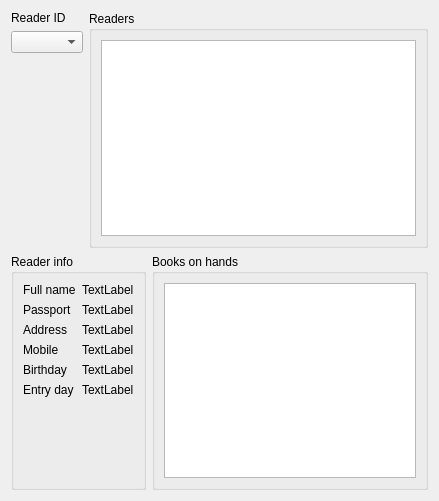
This is readerinfowidget.ui in neshchereto/Library_management as Qt 5 draws it before an edit. The edited form follows.
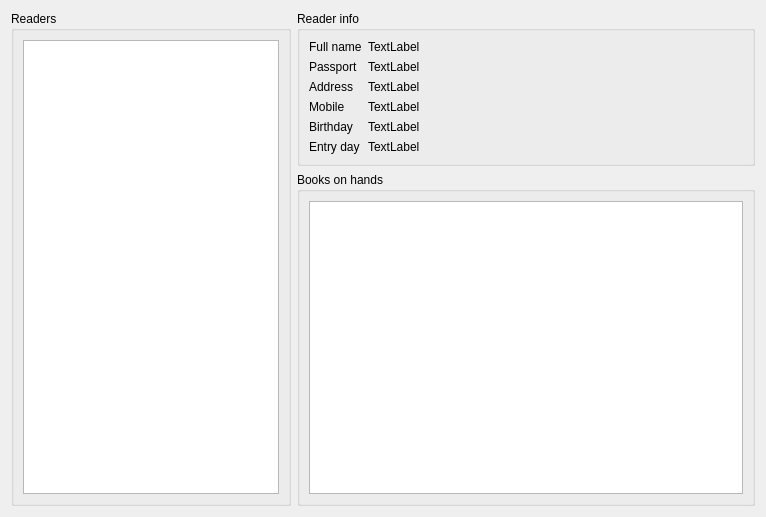
This is the edited form.

Diff of the .ui file:
```diff
--- a/readerinfowidget.ui
+++ b/readerinfowidget.ui
@@ -6,8 +6,8 @@
    <rect>
     <x>0</x>
     <y>0</y>
-    <width>439</width>
-    <height>501</height>
+    <width>766</width>
+    <height>517</height>
    </rect>
   </property>
   <property name="sizePolicy">
@@ -19,55 +19,27 @@
   <property name="windowTitle">
    <string>Readers</string>
   </property>
-  <layout class="QVBoxLayout" name="verticalLayout_2">
+  <layout class="QHBoxLayout" name="horizontalLayout">
    <item>
-    <layout class="QHBoxLayout" name="horizontalLayout_4">
-     <item>
-      <layout class="QVBoxLayout" name="verticalLayout">
-       <property name="rightMargin">
-        <number>0</number>
-       </property>
-       <item>
-        <widget class="QLabel" name="label">
-         <property name="text">
-          <string>Reader ID </string>
-         </property>
-        </widget>
-       </item>
-       <item>
-        <widget class="QComboBox" name="idComboBox"/>
-       </item>
-       <item>
-        <spacer name="verticalSpacer">
-         <property name="orientation">
-          <enum>Qt::Vertical</enum>
-         </property>
-         <property name="sizeHint" stdset="0">
-          <size>
-           <width>20</width>
-           <height>40</height>
-          </size>
-         </property>
-        </spacer>
-       </item>
-      </layout>
-     </item>
-     <item>
-      <widget class="QGroupBox" name="readersGroupBox">
-       <property name="title">
-        <string>Readers</string>
-       </property>
-       <layout class="QHBoxLayout" name="horizontalLayout">
-        <item>
-         <widget class="QTableView" name="readersTableView"/>
-        </item>
-       </layout>
-      </widget>
-     </item>
-    </layout>
+    <widget class="QGroupBox" name="readersGroupBox">
+     <property name="sizePolicy">
+      <sizepolicy hsizetype="Fixed" vsizetype="Preferred">
+       <horstretch>0</horstretch>
+       <verstretch>0</verstretch>
+      </sizepolicy>
+     </property>
+     <property name="title">
+      <string>Readers</string>
+     </property>
+     <layout class="QVBoxLayout" name="verticalLayout">
+      <item>
+       <widget class="QTableView" name="readersTableView"/>
+      </item>
+     </layout>
+    </widget>
    </item>
    <item>
-    <layout class="QHBoxLayout" name="horizontalLayout_3">
+    <layout class="QVBoxLayout" name="verticalLayout_3">
      <item>
       <widget class="QGroupBox" name="readerInfoGroupBox">
        <property name="title">
@@ -190,12 +162,25 @@
      </item>
      <item>
       <widget class="QGroupBox" name="booksOnHandsGroupBox">
+       <property name="sizePolicy">
+        <sizepolicy hsizetype="Preferred" vsizetype="Preferred">
+         <horstretch>0</horstretch>
+         <verstretch>0</verstretch>
+        </sizepolicy>
+       </property>
        <property name="title">
         <string>Books on hands</string>
        </property>
-       <layout class="QHBoxLayout" name="horizontalLayout_2">
+       <layout class="QVBoxLayout" name="verticalLayout_2" stretch="0">
         <item>
-         <widget class="QTableView" name="booksOnHandsTableView"/>
+         <widget class="QTableView" name="booksOnHandsTableView">
+          <property name="sizePolicy">
+           <sizepolicy hsizetype="Expanding" vsizetype="Expanding">
+            <horstretch>0</horstretch>
+            <verstretch>0</verstretch>
+           </sizepolicy>
+          </property>
+         </widget>
         </item>
        </layout>
       </widget>
```
